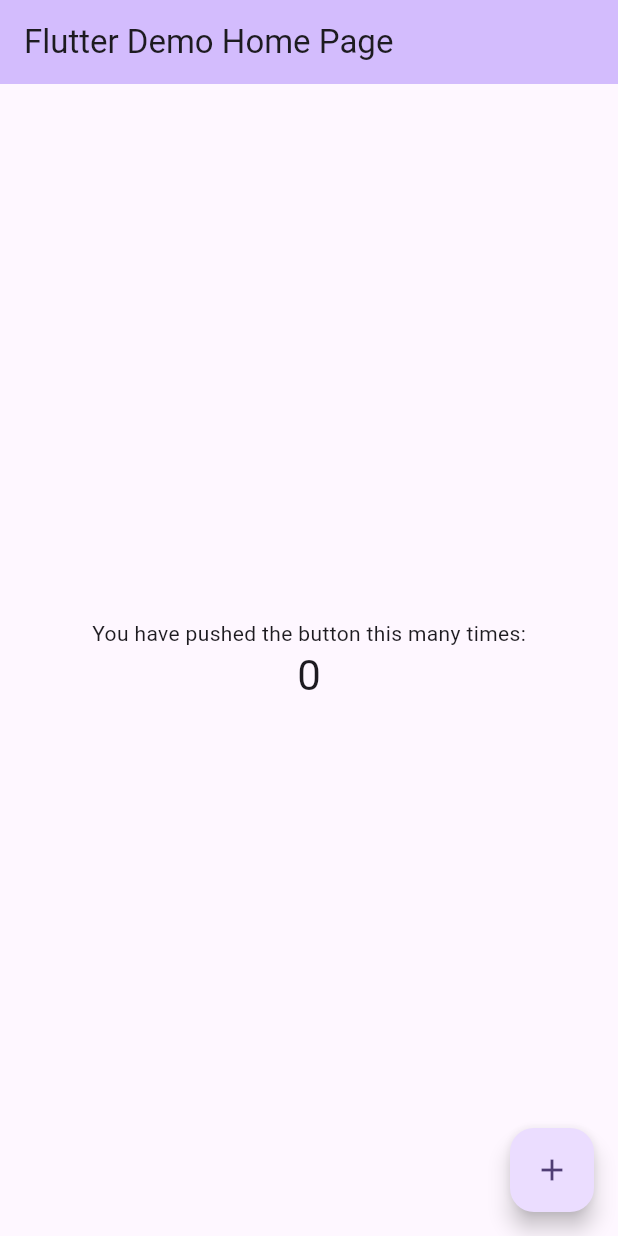
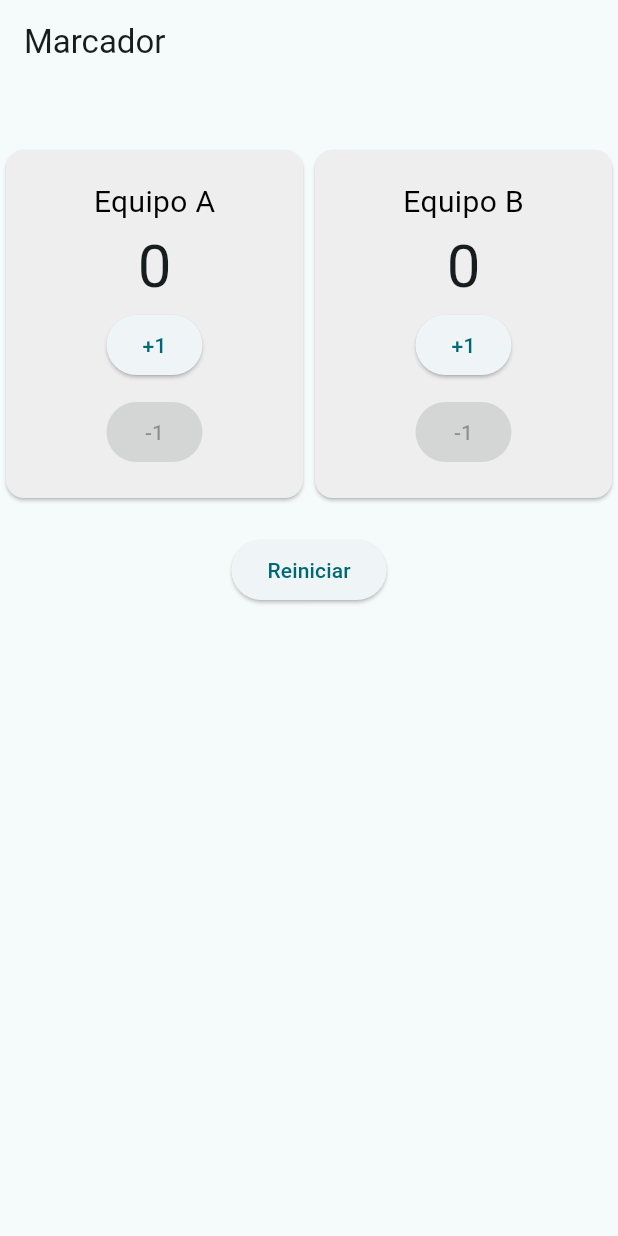
Before and after one commit to MarcoSiguenza/pdm2026-202308022, a Flutter app: the screen it shows after launch, on a phone screen of 412 x 824 dp. Run offline on Flutter 3.47's test engine with Material 3 defaults, Android fonts, the phone set to English and light mode, and no system bars.

Commit message:
contador terminado

```diff
--- a/laboratorios/marcador/lib/main.dart
+++ b/laboratorios/marcador/lib/main.dart
@@ -7,115 +7,165 @@ void main() {
 class MyApp extends StatelessWidget {
   const MyApp({super.key});
 
-  // This widget is the root of your application.
   @override
   Widget build(BuildContext context) {
     return MaterialApp(
-      title: 'Flutter Demo',
+      title: 'Marcador',
       theme: ThemeData(
-        // This is the theme of your application.
-        //
-        // TRY THIS: Try running your application with "flutter run". You'll see
-        // the application has a purple toolbar. Then, without quitting the app,
-        // try changing the seedColor in the colorScheme below to Colors.green
-        // and then invoke "hot reload" (save your changes or press the "hot
-        // reload" button in a Flutter-supported IDE, or press "r" if you used
-        // the command line to start the app).
-        //
-        // Notice that the counter didn't reset back to zero; the application
-        // state is not lost during the reload. To reset the state, use hot
-        // restart instead.
-        //
-        // This works for code too, not just values: Most code changes can be
-        // tested with just a hot reload.
-        colorScheme: .fromSeed(seedColor: Colors.deepPurple),
+        colorScheme: ColorScheme.fromSeed(
+          seedColor: const Color.fromARGB(255, 255, 255, 255),
         ),
-      home: const MyHomePage(title: 'Flutter Demo Home Page'),
+      ),
+      home: const MarcadorPage(),
+      debugShowCheckedModeBanner: false,
     );
   }
 }
 
-class MyHomePage extends StatefulWidget {
-  const MyHomePage({super.key, required this.title});
-
-  // This widget is the home page of your application. It is stateful, meaning
-  // that it has a State object (defined below) that contains fields that affect
-  // how it looks.
-
-  // This class is the configuration for the state. It holds the values (in this
-  // case the title) provided by the parent (in this case the App widget) and
-  // used by the build method of the State. Fields in a Widget subclass are
-  // always marked "final".
-
-  final String title;
+class MarcadorPage extends StatefulWidget {
+  const MarcadorPage({super.key});
 
   @override
-  State<MyHomePage> createState() => _MyHomePageState();
+  State<MarcadorPage> createState() => _MarcadorPageState();
 }
 
-class _MyHomePageState extends State<MyHomePage> {
-  int _counter = 0;
+class _MarcadorPageState extends State<MarcadorPage> {
+  int puntosEquipo1 = 0;
+  int puntosEquipo2 = 0;
 
-  void _incrementCounter() {
-    setState(() {
-      // This call to setState tells the Flutter framework that something has
-      // changed in this State, which causes it to rerun the build method below
-      // so that the display can reflect the updated values. If we changed
-      // _counter without calling setState(), then the build method would not be
-      // called again, and so nothing would appear to happen.
-      _counter++;
-    });
-  }
+  final String equipo1 = 'Equipo A';
+  final String equipo2 = 'Equipo B';
 
   @override
   Widget build(BuildContext context) {
-    // This method is rerun every time setState is called, for instance as done
-    // by the _incrementCounter method above.
-    //
-    // The Flutter framework has been optimized to make rerunning build methods
-    // fast, so that you can just rebuild anything that needs updating rather
-    // than having to individually change instances of widgets.
     return Scaffold(
-      appBar: AppBar(
-        // TRY THIS: Try changing the color here to a specific color (to
-        // Colors.amber, perhaps?) and trigger a hot reload to see the AppBar
-        // change color while the other colors stay the same.
-        backgroundColor: Theme.of(context).colorScheme.inversePrimary,
-        // Here we take the value from the MyHomePage object that was created by
-        // the App.build method, and use it to set our appbar title.
-        title: Text(widget.title),
+      appBar: AppBar(title: const Text('Marcador')),
+
+      body: Column(
+        children: [
+          const SizedBox(height: 20),
+
+          const SizedBox(height: 20),
+
+          Row(
+            children: [
+              // Equipo A
+              Expanded(
+                child: Card(
+                  color: puntosEquipo1 > puntosEquipo2
+                      ? Colors.green[50]
+                      : Colors.grey[200],
+                  child: Padding(
+                    padding: const EdgeInsets.all(20),
+                    child: Column(
+                      children: [
+                        Text(
+                          equipo1,
+                          style: TextStyle(
+                            fontSize: 20,
+                            color: puntosEquipo1 > puntosEquipo2
+                                ? Colors.green
+                                : Colors.black,
                           ),
-      body: Center(
-        // Center is a layout widget. It takes a single child and positions it
-        // in the middle of the parent.
-        child: Column(
-          // Column is also a layout widget. It takes a list of children and
-          // arranges them vertically. By default, it sizes itself to fit its
-          // children horizontally, and tries to be as tall as its parent.
-          //
-          // Column has various properties to control how it sizes itself and
-          // how it positions its children. Here we use mainAxisAlignment to
-          // center the children vertically; the main axis here is the vertical
-          // axis because Columns are vertical (the cross axis would be
-          // horizontal).
-          //
-          // TRY THIS: Invoke "debug painting" (choose the "Toggle Debug Paint"
-          // action in the IDE, or press "p" in the console), to see the
-          // wireframe for each widget.
-          mainAxisAlignment: .center,
-          children: [
-            const Text('You have pushed the button this many times:'),
+                        ),
+
                         Text(
-              '$_counter',
-              style: Theme.of(context).textTheme.headlineMedium,
+                          '$puntosEquipo1',
+                          style: const TextStyle(fontSize: 40),
+                        ),
+
+                        ElevatedButton(
+                          onPressed: () {
+                            setState(() {
+                              puntosEquipo1++;
+                            });
+                          },
+                          child: const Text('+1'),
+                        ),
+
+                        const SizedBox(height: 10),
+                        ElevatedButton(
+                          onPressed: puntosEquipo1 > 0
+                              ? () {
+                                  setState(() {
+                                    puntosEquipo1--;
+                                  });
+                                }
+                              : null,
+                          child: const Text('-1'),
                         ),
                       ],
                     ),
                   ),
-      floatingActionButton: FloatingActionButton(
-        onPressed: _incrementCounter,
-        tooltip: 'Increment',
-        child: const Icon(Icons.add),
+                ),
+              ),
+
+              // Equipo B
+              Expanded(
+                child: Card(
+                  color: puntosEquipo2 > puntosEquipo1
+                      ? Colors.green[100]
+                      : Colors.grey[200],
+                  child: Padding(
+                    padding: const EdgeInsets.all(20),
+                    child: Column(
+                      children: [
+                        Text(
+                          equipo2,
+                          style: TextStyle(
+                            fontSize: 20,
+                            color: puntosEquipo2 > puntosEquipo1
+                                ? Colors.green
+                                : Colors.black,
+                          ),
+                        ),
+
+                        Text(
+                          '$puntosEquipo2',
+                          style: const TextStyle(fontSize: 40),
+                        ),
+
+                        ElevatedButton(
+                          onPressed: () {
+                            setState(() {
+                              puntosEquipo2++;
+                            });
+                          },
+                          child: const Text('+1'),
+                        ),
+
+                        const SizedBox(height: 10),
+
+                        ElevatedButton(
+                          onPressed: puntosEquipo2 > 0
+                              ? () {
+                                  setState(() {
+                                    puntosEquipo2--;
+                                  });
+                                }
+                              : null,
+                          child: const Text('-1'),
+                        ),
+                      ],
+                    ),
+                  ),
+                ),
+              ),
+            ],
+          ),
+
+          const SizedBox(height: 20),
+
+          ElevatedButton(
+            onPressed: () {
+              setState(() {
+                puntosEquipo1 = 0;
+                puntosEquipo2 = 0;
+              });
+            },
+            child: const Text('Reiniciar'),
+          ),
+        ],
       ),
     );
   }
```
Lines whose indentation alone changed are shown as unchanged.
